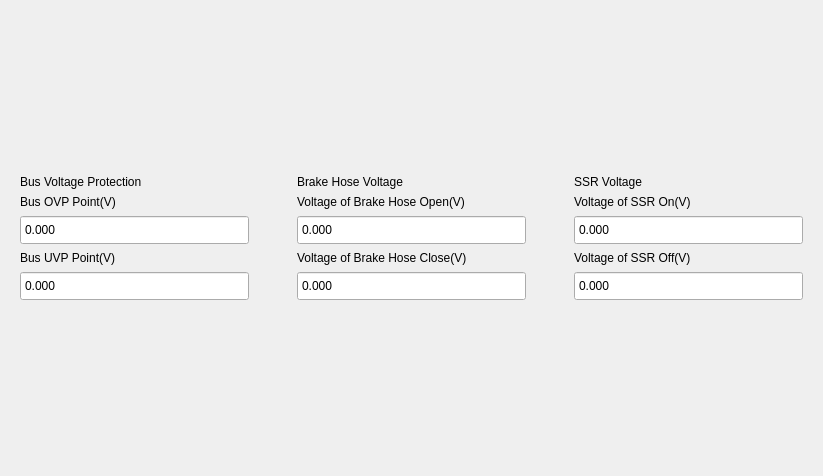
The window that Libs/UI/UiPower/graphpower129.ui (tiangaomingjing/ServoDriveTech) describes before a commit, drawn with Qt 5.
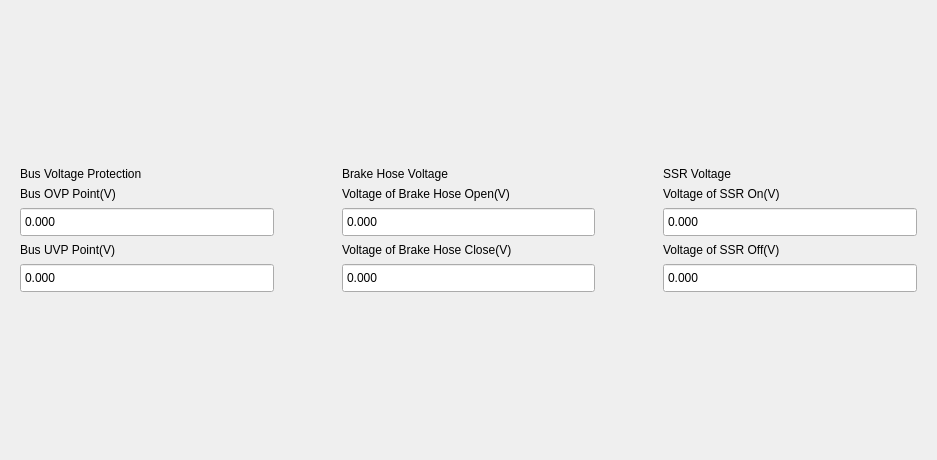
The same window after the commit.

```diff
--- a/Libs/UI/UiPower/graphpower129.ui
+++ b/Libs/UI/UiPower/graphpower129.ui
@@ -6,8 +6,8 @@
    <rect>
     <x>0</x>
     <y>0</y>
-    <width>823</width>
-    <height>476</height>
+    <width>937</width>
+    <height>460</height>
    </rect>
   </property>
   <property name="windowTitle">
@@ -30,7 +30,7 @@
    <item>
     <layout class="QHBoxLayout" name="horizontalLayout">
      <property name="spacing">
-      <number>30</number>
+      <number>50</number>
      </property>
      <item>
       <widget class="QWidget" name="widget_pwrBus" native="true">
```
